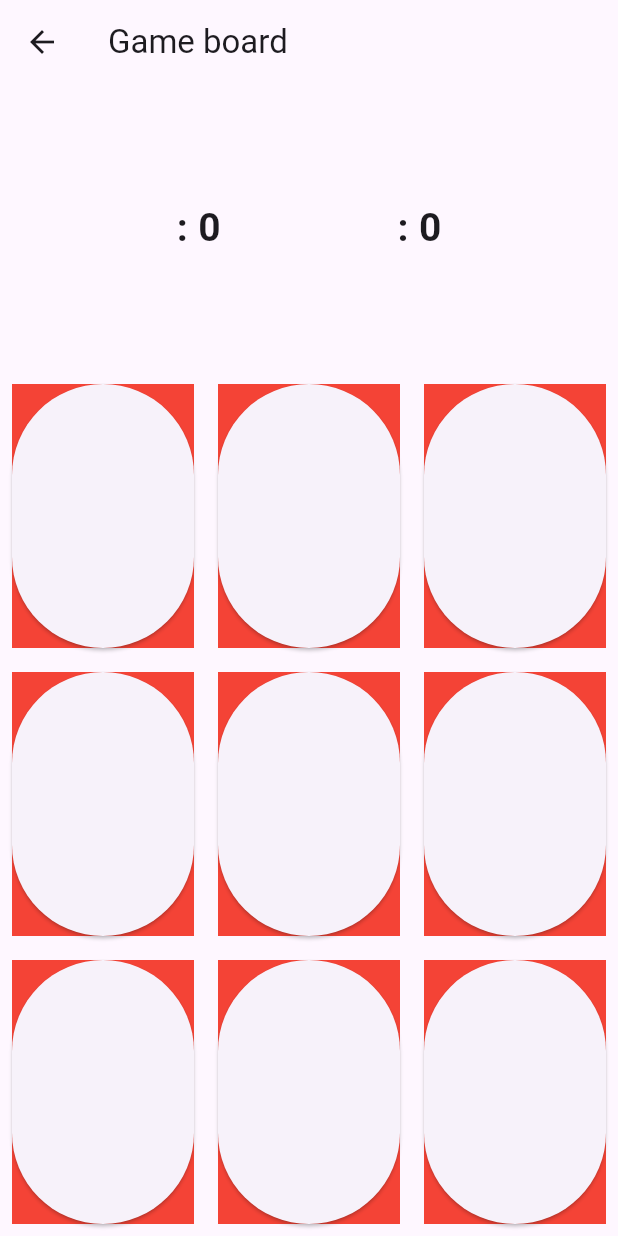
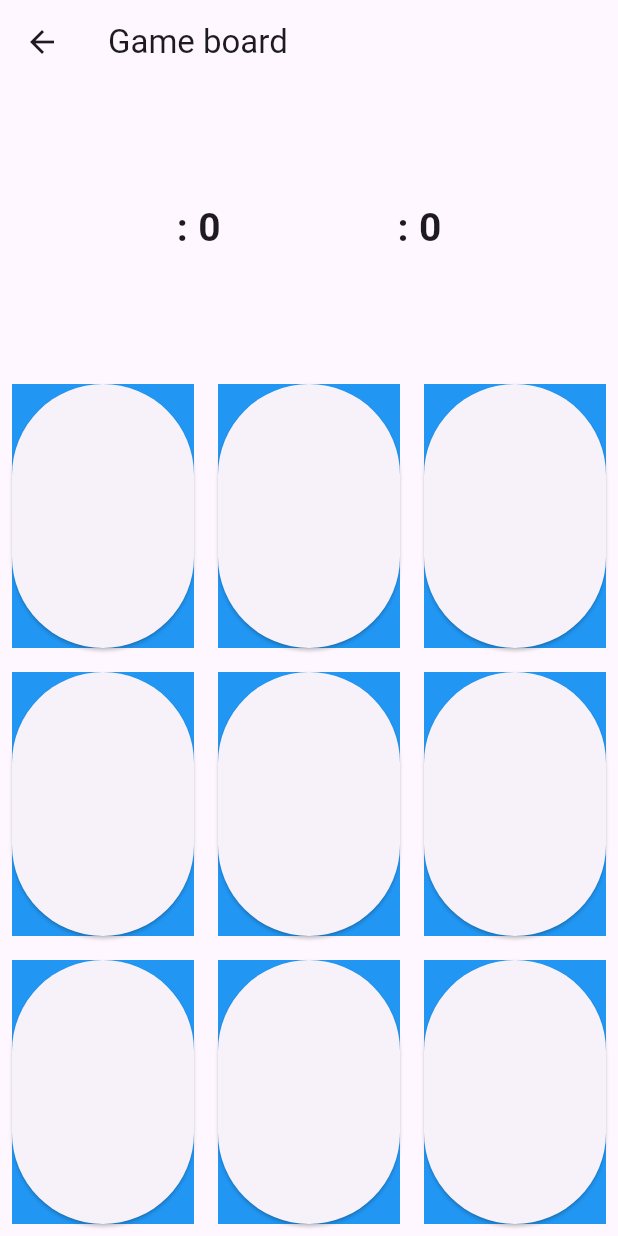
Before and after one commit to A-hmed/git-basics-mon, a Flutter app: the screen it shows after launch, after a tap on "Start", on a phone screen of 412 x 824 dp. Run offline on Flutter 3.47's test engine with Material 3 defaults, Android fonts, the phone set to English and light mode, and no system bars.

Commit message:
Updated xo button 2

```diff
--- a/lib/screens/game_board/xo_button.dart
+++ b/lib/screens/game_board/xo_button.dart
@@ -9,10 +9,14 @@ class XoButton extends StatelessWidget {
   @override
   Widget build(BuildContext context) {
     return  Expanded(child: Container(
-            color: Colors.red,
+            color: Colors.blue,
             margin: EdgeInsets.all(8),
         child: ElevatedButton(onPressed: (){
           onClick(index);
-        }, child: Text(symbol, style: TextStyle(fontSize: 22),))));
+                },
+                child: Text(
+                  symbol,
+                  style: TextStyle(fontSize: 25),
+                ))));
   }
 }
```
